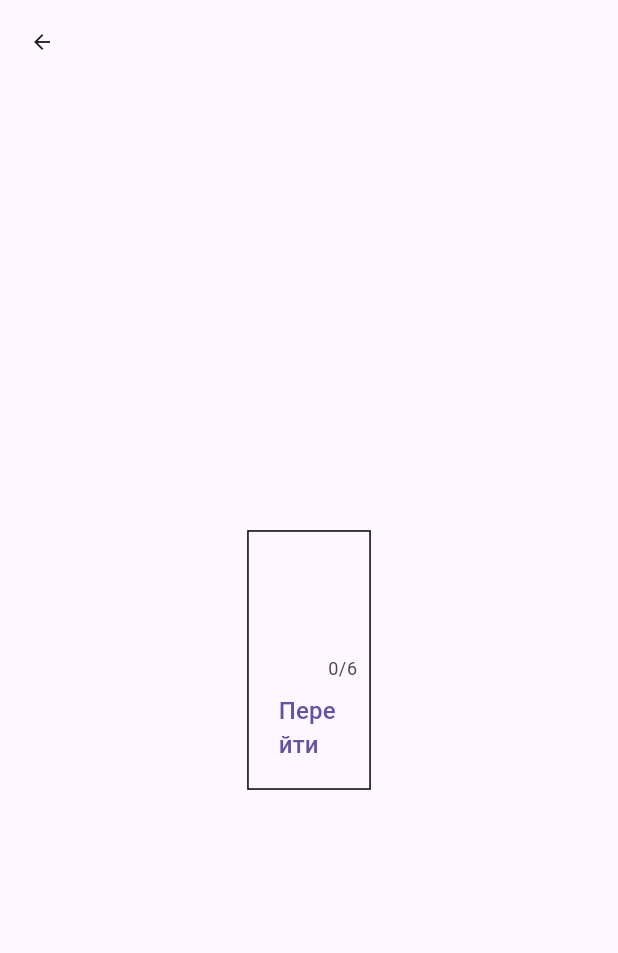
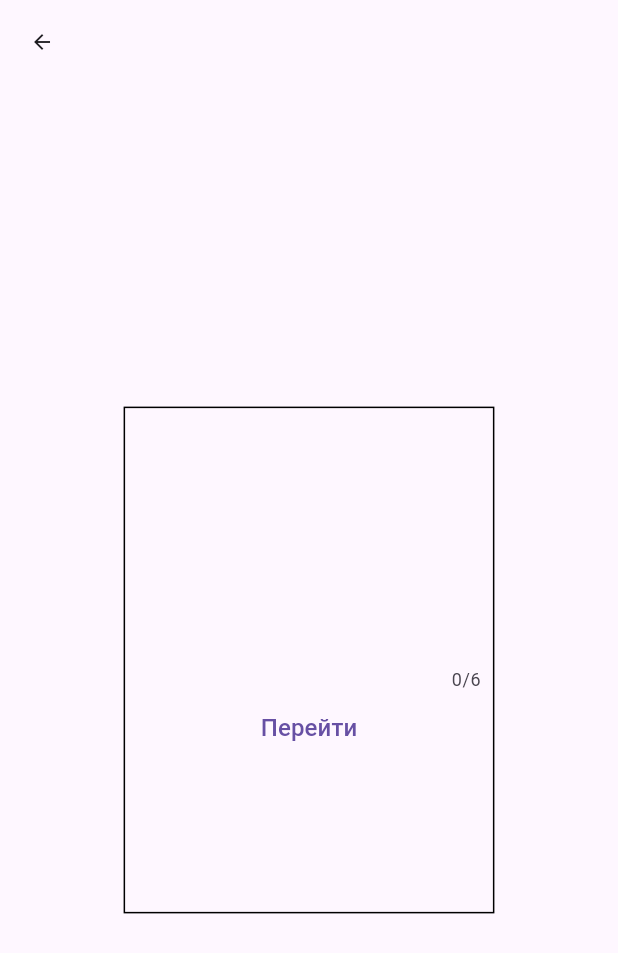
Before and after one commit to VadimDomantsevich/WhoAmI, a Flutter app: the screen it shows after launch, after a tap on "Перейти по коду комнаты", on a phone screen of 412 x 824 dp. Shown: the top 953 px of the screen. Run offline on Flutter 3.47's test engine with Material 3 defaults, Android fonts, the phone set to English and light mode, and no system bars; our stand-ins replace bloc, firebase_auth, firebase_core, firebase_database, flutter_bloc, freezed_annotation; accounts and stored records are empty.

Commit message:
feat: improved user experience
rework phone layout, update interactions with chat, notes and words

```diff
--- a/who_am_i/lib/blocks/rooms/rooms_event.dart
+++ b/who_am_i/lib/blocks/rooms/rooms_event.dart
@@ -41,4 +41,8 @@ class RoomsEvent with _$RoomsEvent {
     required UserModel user,
     required String word,
   }) = UpdateWordEvent;
+  const factory RoomsEvent.listenRoom({
+    required UserModel user,
+    required String roomID,
+  }) = ListenRoomEvent;
 }
--- a/who_am_i/lib/blocks/users/users_bloc.dart
+++ b/who_am_i/lib/blocks/users/users_bloc.dart
@@ -23,17 +23,10 @@ class UsersBloc extends Bloc<UsersEvent, UsersState> {
     Emitter<UsersState> emit,
   ) async {
     UserModel currentUser;
-    //TODO: To avoid unnecessary writing while testing:
-
-    // currentUser = await _userService.create();
-    // currentUser = (await _userService.read(uid: '-NuiMEIkYmsWGKPmWO4d'))!;
-
     if (FirebaseAuth.instance.currentUser != null) {
-      print('old');
       currentUser = (await _userService.read(
           uid: FirebaseAuth.instance.currentUser!.uid))!;
     } else {
-      print('creating');
       currentUser = await _userService.create();
     }
     state.mapOrNull(
@@ -70,6 +63,5 @@ class UsersBloc extends Bloc<UsersEvent, UsersState> {
     UpdateAnonUserEvent event,
     Emitter<UsersState> emit,
   ) async {
-    //TODO:
   }
 }
--- a/who_am_i/lib/home_widget.dart
+++ b/who_am_i/lib/home_widget.dart
@@ -1,6 +1,5 @@
 import 'package:firebase_database/firebase_database.dart';
 import 'package:flutter/material.dart';
-import 'package:who_am_i/data/services/user_service.dart';
 
 class HomeWidget extends StatelessWidget {
   const HomeWidget({
--- a/who_am_i/lib/main.dart
+++ b/who_am_i/lib/main.dart
@@ -1,5 +1,3 @@
-import 'package:firebase_auth/firebase_auth.dart';
-import 'package:firebase_database/firebase_database.dart';
 import 'package:flutter/material.dart';
 import 'package:flutter_bloc/flutter_bloc.dart';
 import 'package:firebase_core/firebase_core.dart';
@@ -14,11 +12,8 @@ import 'firebase_options.dart';
 Future<void> main() async {
   WidgetsFlutterBinding.ensureInitialized();
   await Firebase.initializeApp(
-    // name: "WhoAmIGame",
     options: DefaultFirebaseOptions.currentPlatform,
   );
-  // UserCredential userCredential =
-  //     await FirebaseAuth.instance.signInAnonymously();
   runApp(
     MultiBlocProvider(
       providers: [
--- a/who_am_i/lib/presentation/widgets/menu_screen_widgets/menu_screen_widget.dart
+++ b/who_am_i/lib/presentation/widgets/menu_screen_widgets/menu_screen_widget.dart
@@ -1,7 +1,6 @@
 import 'package:flutter/material.dart';
 import 'package:flutter_bloc/flutter_bloc.dart';
 import 'package:who_am_i/blocks/rooms/rooms_bloc.dart';
-import 'package:who_am_i/blocks/users/users_bloc.dart';
 import 'package:who_am_i/data/models/user.dart';
 import 'package:who_am_i/presentation/widgets/menu_screen_widgets/menu_button_widget.dart';
 import 'package:who_am_i/presentation/widgets/menu_screen_widgets/name_textfield_widget.dart';
@@ -19,13 +18,11 @@ class MenuScreenWidget extends StatelessWidget {
   Widget build(BuildContext context) {
     return BlocBuilder<RoomsBloc, RoomsState>(
       builder: (context, state) {
-        // TextEditingController roomController = TextEditingController();
         return state.maybeMap(
           loaded: (value) {
             return RoomDialogWidget(
               roomID: value.roomID,
               currentUid: user.uid,
-              // roomController: roomController,
             );
           },
           orElse: () {
--- a/who_am_i/lib/presentation/widgets/menu_screen_widgets/room_dialog_widget.dart
+++ b/who_am_i/lib/presentation/widgets/menu_screen_widgets/room_dialog_widget.dart
@@ -1,7 +1,6 @@
 import 'package:flutter/material.dart';
 import 'package:flutter/services.dart';
 import 'package:flutter_bloc/flutter_bloc.dart';
-import 'package:share_plus/share_plus.dart';
 import 'package:who_am_i/blocks/rooms/rooms_bloc.dart';
 import 'package:who_am_i/blocks/users/users_bloc.dart';
 import 'package:who_am_i/data/models/user.dart';
@@ -23,35 +22,32 @@ class RoomDialogWidget extends StatelessWidget {
         leading: IconButton(
             onPressed: () {
               context.read<RoomsBloc>().add(const InitRoomsEvent());
-              // context
-              //     .read<RoomsBloc>()
-              //     .add(RemoveUserRoomEvent(uid: currentUid));
             },
             icon: const Icon(
               Icons.arrow_back,
               size: 16,
             )),
-        actions: [
-          Padding(
-            padding: const EdgeInsets.only(right: 8.0),
-            child: roomID.isNotEmpty
-                ? IconButton(
-                    onPressed: () {
-                      Share.share(roomID);
-                    },
-                    icon: const Icon(
-                      Icons.share,
-                      size: 16,
-                    ))
-                : Container(),
-          )
+        actions: const [
+          // Padding(
+          //   padding: const EdgeInsets.only(right: 8.0),
+          //   child: roomID.isNotEmpty
+          //       ? IconButton(
+          //           onPressed: () {
+          //             // Share.share(roomID);
+          //           },
+          //           icon: const Icon(
+          //             Icons.share,
+          //             size: 16,
+          //           ))
+          //       : Container(),
+          // )
         ],
       ),
       body: SafeArea(
         child: Center(
           child: Container(
-            height: MediaQuery.of(context).size.height * 0.21,
-            width: MediaQuery.of(context).size.width * 0.2,
+            height: MediaQuery.of(context).size.height * 0.41,
+            width: MediaQuery.of(context).size.width * 0.6,
             decoration: BoxDecoration(
               border: Border.all(),
             ),
@@ -69,7 +65,7 @@ class RoomDialogWidget extends StatelessWidget {
                             });
                           },
                           child: SizedBox(
-                            height: MediaQuery.of(context).size.height * 0.1,
+                            height: MediaQuery.of(context).size.height * 0.2,
                             child: Center(
                               child: SelectableText(
                                 roomID,
@@ -78,13 +74,7 @@ class RoomDialogWidget extends StatelessWidget {
                                 ),
                               ),
                             ),
-                          )
-                          // TextField(
-                          //   controller: roomController,
-                          //   style: const TextStyle(fontSize: 36.0),
-                          //   decoration:
-                          //       const InputDecoration(border: InputBorder.none),
-                          // ),
+                          ),
                         )
                       : Padding(
                           padding: const EdgeInsets.symmetric(horizontal: 8.0),
@@ -116,10 +106,10 @@ class RoomDialogWidget extends StatelessWidget {
                                   },
                                   child: SizedBox(
                                     width: MediaQuery.of(context).size.width *
-                                            0.1 -
-                                        10,
+                                            0.3 -
+                                        1,
                                     height: MediaQuery.of(context).size.height *
-                                        0.1,
+                                        0.2,
                                     child: const Center(
                                         child: Text(
                                       'Скопировать',
@@ -137,6 +127,7 @@ class RoomDialogWidget extends StatelessWidget {
                                       if (await RoomService().read(
                                               roomID: roomController.text) !=
                                           null) {
+                                        if (context.mounted) {
                                           Navigator.of(context).push(
                                               MaterialPageRoute(
                                                   builder: ((context) =>
@@ -147,21 +138,24 @@ class RoomDialogWidget extends StatelessWidget {
                                                             uid: value.uid,
                                                             name: value.name),
                                                       ))));
+                                        }
                                       } else {
+                                        if (context.mounted) {
                                           ScaffoldMessenger.of(context)
                                               .showSnackBar(const SnackBar(
                                                   content: Center(
                                                       child: Text(
                                                           'Комната не найдена'))));
                                         }
+                                      }
                                     },
                                     child: SizedBox(
                                       width: MediaQuery.of(context).size.width *
-                                              0.1 -
-                                          10,
+                                              0.3 -
+                                          1,
                                       height:
                                           MediaQuery.of(context).size.height *
-                                              0.1,
+                                              0.2,
                                       child: const Center(
                                           child: Text(
                                         'Перейти',
@@ -191,11 +185,14 @@ class RoomDialogWidget extends StatelessWidget {
                                           null) {
                                         final user = UserModel(
                                             uid: value.uid, name: value.name);
+                                        if (context.mounted) {
                                           context.read<RoomsBloc>().add(
                                               AddUserRoomEvent(
                                                   roomID: roomController.text
                                                       .toUpperCase(),
                                                   user: user));
+                                        }
+                                        if (context.mounted) {
                                           Navigator.of(context).push(
                                               MaterialPageRoute(
                                                   builder: ((context) =>
@@ -207,12 +204,15 @@ class RoomDialogWidget extends StatelessWidget {
                                                             uid: value.uid,
                                                             name: value.name),
                                                       ))));
+                                        }
                                       } else {
+                                        if (context.mounted) {
                                           ScaffoldMessenger.of(context)
                                               .showSnackBar(const SnackBar(
                                                   content: Center(
                                                       child: Text(
                                                           'Комната не найдена'))));
+                                        }
                                       }
                                     },
                                     child: const Center(
--- a/who_am_i/lib/presentation/widgets/room_screen_widgets/bloc_room_screen_widget.dart
+++ b/who_am_i/lib/presentation/widgets/room_screen_widgets/bloc_room_screen_widget.dart
@@ -24,6 +24,7 @@ class BlocRoomScreenWidget extends StatelessWidget {
           create: (context) => UsersBloc(UserService()),
         ),
       ],
+
       child: RoomScreenWidget(
         roomID: roomID,
         user: user,
--- a/who_am_i/pubspec.yaml
+++ b/who_am_i/pubspec.yaml
@@ -14,9 +14,9 @@ dependencies:
   flutter:
     sdk: flutter
   flutter_bloc: ^8.1.5
-
+  freezed: ^2.5.2
   freezed_annotation: ^2.4.1
-  share_plus: ^8.0.3
+  js: ^0.7.1
   shared_preferences: ^2.2.2
 
 dev_dependencies:
@@ -25,7 +25,6 @@ dev_dependencies:
   flutter_lints: ^3.0.2
   flutter_test:
     sdk: flutter
-  freezed: ^2.4.7
 
 flutter:
   uses-material-design: true
```
Also changed, not shown: who_am_i/lib/blocks/rooms/rooms_bloc.dart (+20 -20 lines), who_am_i/lib/data/services/room_service.dart (+19 -55 lines), who_am_i/lib/presentation/widgets/room_screen_widgets/chat_widget.dart (+6 -3 lines), who_am_i/lib/presentation/widgets/room_screen_widgets/name_paper_widget.dart (+17 -9 lines), who_am_i/lib/presentation/widgets/room_screen_widgets/player_container_widget.dart (+46 -4 lines), who_am_i/lib/presentation/widgets/room_screen_widgets/room_screen_widget.dart (+16 -34 lines), who_am_i/lib/blocks/rooms/rooms_bloc.freezed.dart, 7 other files. Lines whose indentation alone changed are shown as unchanged.
